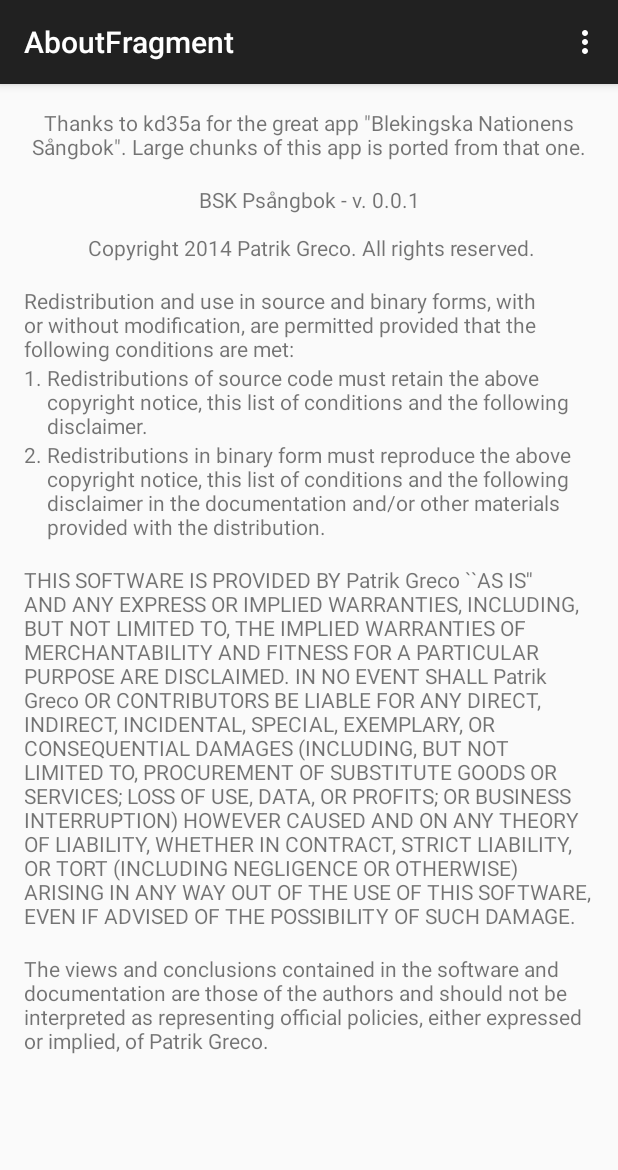
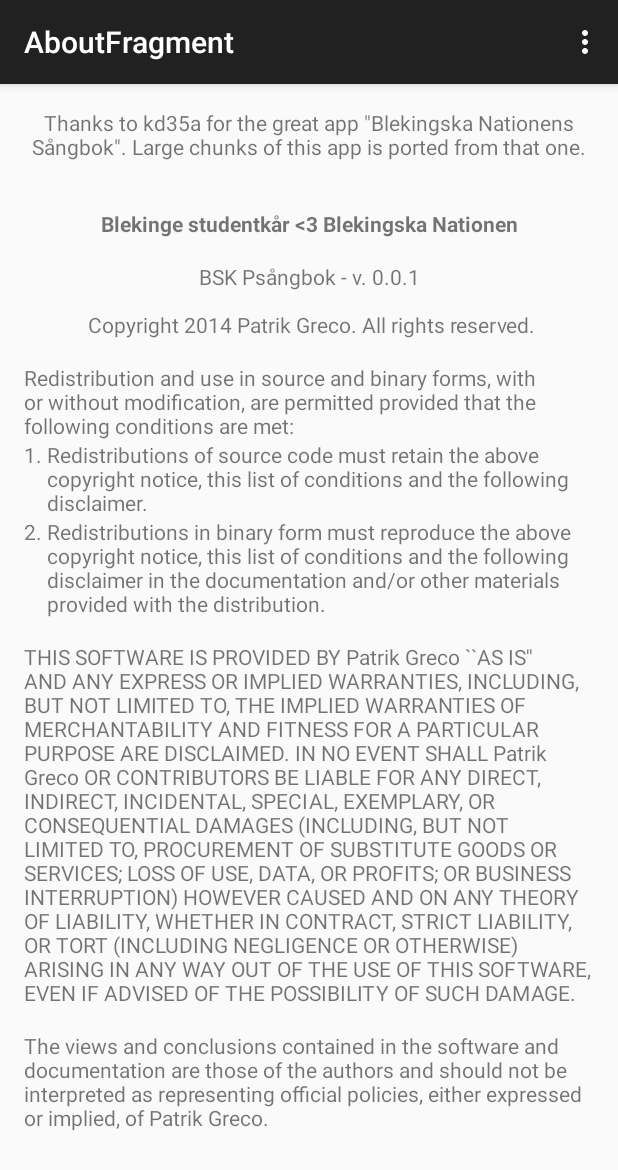
Before and after one commit to oskaremilsson/spiikpsangbok, an Android app: the AboutActivity screen opened directly, with no data from a screen before it, on a phone screen of 412 x 824 dp. Shown: the top 1170 px of the screen. Run offline under Robolectric (Android 15) with nearby library versions, the phone set to English and light mode, and no system bars.

Commit message:
Added love from BSK to Blekingska

```diff
--- a/app/src/main/res/layout/fragment_about.xml
+++ b/app/src/main/res/layout/fragment_about.xml
@@ -33,6 +33,20 @@
 							android:layout_weight="1"
 							/>
 				</TableRow>
+
+				<TableRow>
+
+					<TextView
+							android:layout_width="wrap_content"
+							android:layout_height="wrap_content"
+							android:text="@string/love"
+							android:gravity="center_horizontal"
+							android:layout_span="2"
+							android:singleLine="false"
+							android:layout_weight="1"
+							android:textStyle="bold"/>
+				</TableRow>
+
 
 				<TableRow>
 
--- a/app/src/main/res/values/strings.xml
+++ b/app/src/main/res/values/strings.xml
@@ -33,6 +33,7 @@
 				authors and should not be interpreted as representing official policies, either expressed
 				or implied, of Patrik Greco.</string>
 	<string name="thanks">Thanks to kd35a for the great app \"Blekingska Nationens Sångbok\". Large chunks of this app is ported from that one.\n</string>
+	<string name="love">\nBlekinge studentkår &lt;3 Blekingska Nationen\n</string>
     <string name="title_activity_view_song">ViewSongActivity</string>
 
 </resources>
```
